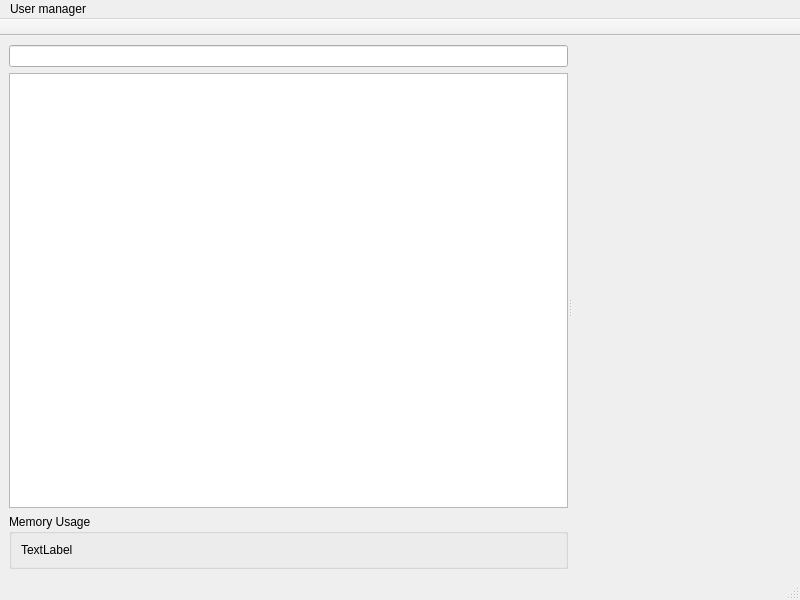
FreeHealth/freehealth, file libs/usertoolkit/widgets/tkUserManager.ui: the form before one commit.
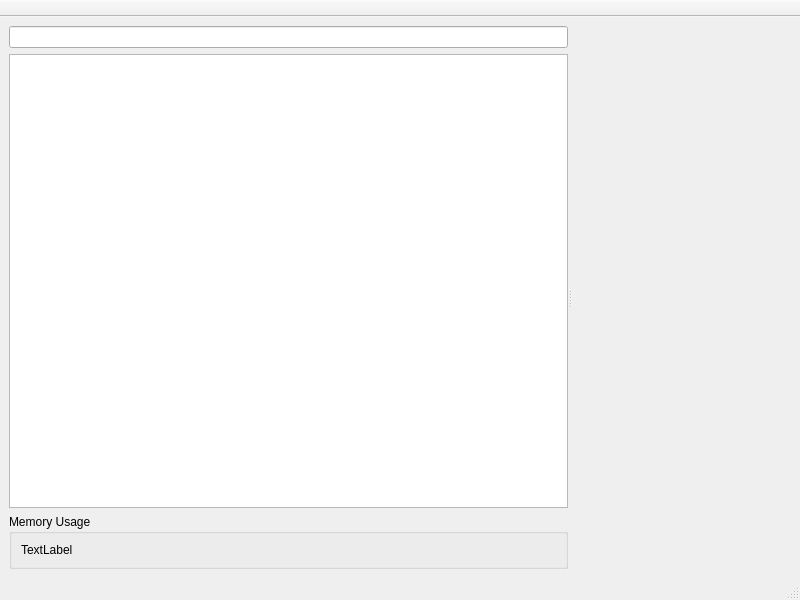
The form after the commit. Custom widgets are drawn as their Qt base class.

Diff of the .ui file:
```diff
--- a/libs/usertoolkit/widgets/tkUserManager.ui
+++ b/libs/usertoolkit/widgets/tkUserManager.ui
@@ -20,7 +20,7 @@
       <property name="orientation">
        <enum>Qt::Horizontal</enum>
       </property>
-      <widget class="QWidget" name="">
+      <widget class="QWidget" name="layoutWidget">
        <layout class="QVBoxLayout" name="verticalLayout">
         <item>
          <widget class="QButtonLineEdit" name="searchLineEdit"/>
@@ -51,28 +51,6 @@
     </item>
    </layout>
   </widget>
-  <widget class="QMenuBar" name="menubar">
-   <property name="geometry">
-    <rect>
-     <x>0</x>
-     <y>0</y>
-     <width>800</width>
-     <height>22</height>
-    </rect>
-   </property>
-   <widget class="QMenu" name="menuUser_manager">
-    <property name="title">
-     <string>User manager</string>
-    </property>
-    <addaction name="createNewUserAct"/>
-    <addaction name="modifyUserAct"/>
-    <addaction name="deleteUserAct"/>
-    <addaction name="clearModificationsAct"/>
-    <addaction name="saveAct"/>
-    <addaction name="quitUserManagerAct"/>
-   </widget>
-   <addaction name="menuUser_manager"/>
-  </widget>
   <widget class="QStatusBar" name="statusbar"/>
   <widget class="QToolBar" name="toolBar">
    <property name="windowTitle">
```
